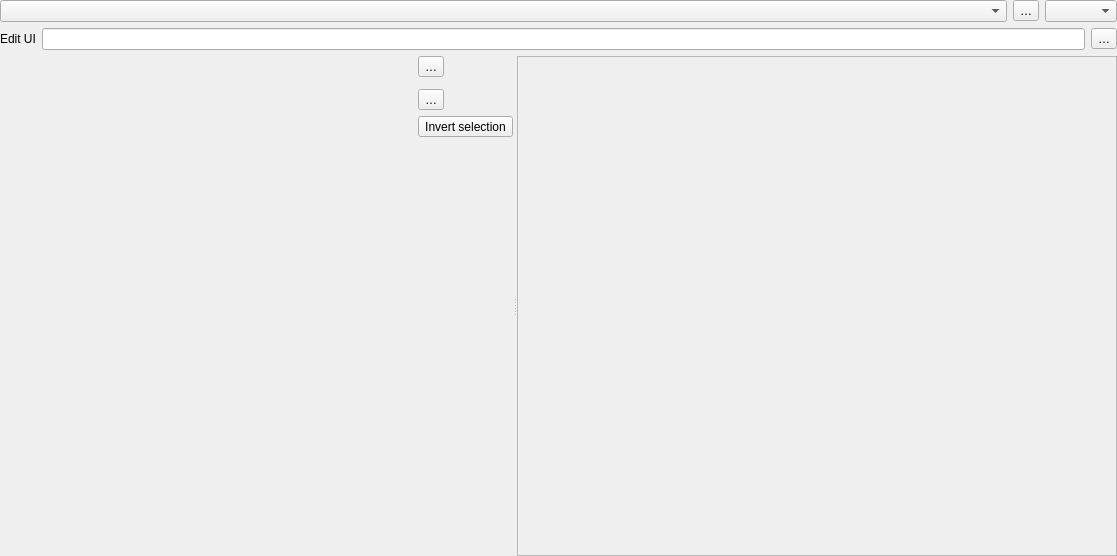
The window that src/ui/qgsattributesformproperties.ui (nextgis/nextgisqgis) describes before a commit, drawn with Qt 5.
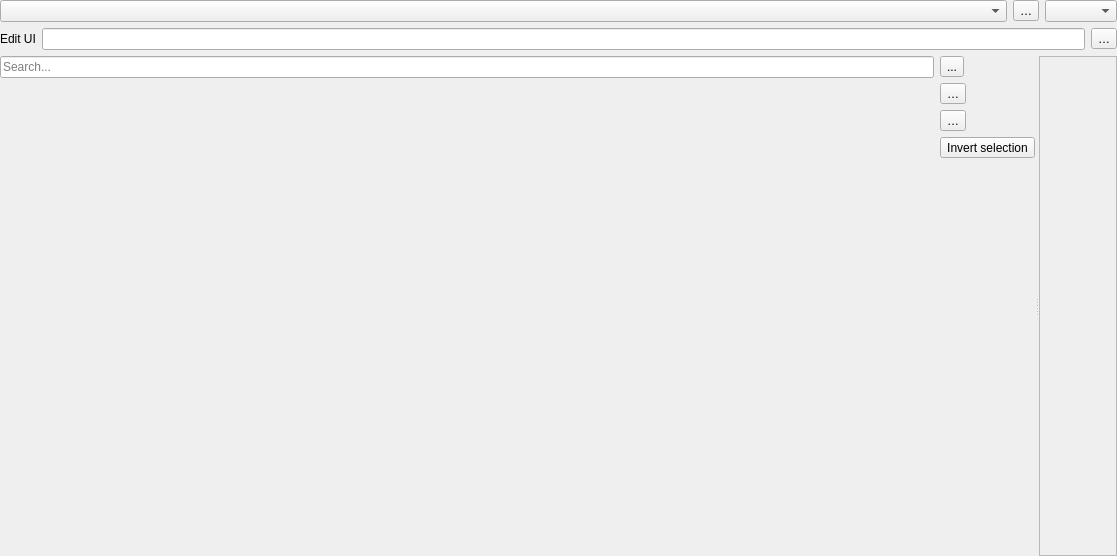
The same window after the commit. Icons and pictures are not drawn. Custom widgets are drawn as their Qt base class.

```diff
--- a/src/ui/qgsattributesformproperties.ui
+++ b/src/ui/qgsattributesformproperties.ui
@@ -136,68 +136,98 @@
        <property name="bottomMargin">
         <number>0</number>
        </property>
-       <item row="0" column="1" rowspan="7">
-        <widget class="QWidget" name="mFormLayoutWidget" native="true">
-         <property name="minimumSize">
-          <size>
-           <width>200</width>
-           <height>0</height>
-          </size>
-         </property>
-        </widget>
-       </item>
-       <item row="4" column="2">
-        <spacer name="verticalSpacer">
-         <property name="orientation">
-          <enum>Qt::Vertical</enum>
-         </property>
-         <property name="sizeHint" stdset="0">
-          <size>
-           <width>20</width>
-           <height>40</height>
-          </size>
-         </property>
-        </spacer>
-       </item>
-       <item row="0" column="0" rowspan="7">
-        <widget class="QWidget" name="mAvailableWidgetsWidget" native="true">
-         <property name="minimumSize">
-          <size>
-           <width>200</width>
-           <height>0</height>
-          </size>
+       <item row="0" column="0">
+        <layout class="QHBoxLayout" name="searchBarLayout">
+         <item>
+          <widget class="QgsFilterLineEdit" name="mSearchLineEdit">
+           <property name="sizePolicy">
+            <sizepolicy hsizetype="Expanding" vsizetype="Fixed">
+             <horstretch>0</horstretch>
+             <verstretch>0</verstretch>
+            </sizepolicy>
+           </property>
+           <property name="placeholderText">
+            <string>Search...</string>
+           </property>
+           <property name="showSearchIcon">
+            <bool>true</bool>
+           </property>
+           <property name="qgisRelation" stdset="0">
+            <string notr="true"/>
          </property>
         </widget>
        </item>
-       <item row="2" column="2">
-        <widget class="QToolButton" name="mRemoveTabOrGroupButton">
-         <property name="text">
-          <string>…</string>
+        </layout>
+       </item>
+       <item row="0" column="1" rowspan="2">
+        <layout class="QVBoxLayout" name="verticalLayout">
+         <property name="sizeConstraint">
+          <enum>QLayout::SetDefaultConstraint</enum>
          </property>
+         <item>
+          <widget class="QToolButton" name="mShowAliasesButton">
          <property name="toolTip">
-          <string>Remove selected item(s) from the form layout</string>
+            <string>Show field aliases instead of names</string>
+           </property>
+           <property name="text">
+            <string>...</string>
          </property>
          <property name="icon">
           <iconset resource="../../images/images.qrc">
-           <normaloff>:/images/themes/default/symbologyRemove.svg</normaloff>:/images/themes/default/symbologyRemove.svg</iconset>
+             <normaloff>:/images/themes/default/mToggleAliases.svg</normaloff>:/images/themes/default/mToggleAliases.svg</iconset>
+           </property>
+           <property name="iconSize">
+            <size>
+             <width>20</width>
+             <height>20</height>
+            </size>
+           </property>
+           <property name="checkable">
+            <bool>true</bool>
          </property>
         </widget>
        </item>
-       <item row="0" column="2">
-        <widget class="QToolButton" name="mAddTabOrGroupButton">
-         <property name="text">
-          <string>…</string>
-         </property>
+         <item>
+          <widget class="QToolButton" name="mAddContainerButton">
          <property name="toolTip">
           <string>Add a new tab or group to the form layout</string>
          </property>
+           <property name="text">
+            <string>…</string>
+           </property>
          <property name="icon">
           <iconset resource="../../images/images.qrc">
            <normaloff>:/images/themes/default/symbologyAdd.svg</normaloff>:/images/themes/default/symbologyAdd.svg</iconset>
          </property>
-        </widget>
-       </item>
-       <item row="3" column="2">
+           <property name="iconSize">
+            <size>
+             <width>20</width>
+             <height>20</height>
+            </size>
+           </property>
+          </widget>
+         </item>
+         <item>
+          <widget class="QToolButton" name="mRemoveLayoutItemButton">
+           <property name="toolTip">
+            <string>Remove selected item(s) from the form layout</string>
+           </property>
+           <property name="text">
+            <string>…</string>
+           </property>
+           <property name="icon">
+            <iconset resource="../../images/images.qrc">
+             <normaloff>:/images/themes/default/symbologyRemove.svg</normaloff>:/images/themes/default/symbologyRemove.svg</iconset>
+           </property>
+           <property name="iconSize">
+            <size>
+             <width>20</width>
+             <height>20</height>
+            </size>
+           </property>
+          </widget>
+         </item>
+         <item>
         <widget class="QToolButton" name="mInvertSelectionButton">
          <property name="toolTip">
           <string>Invert selection</string>
@@ -209,16 +239,92 @@
           <iconset resource="../../images/images.qrc">
            <normaloff>:/images/themes/default/mActionInvertSelection.svg</normaloff>:/images/themes/default/mActionInvertSelection.svg</iconset>
          </property>
-        </widget>
+           <property name="iconSize">
+            <size>
+             <width>20</width>
+             <height>20</height>
+            </size>
+           </property>
+          </widget>
+         </item>
+         <item>
+          <spacer name="verticalSpacer">
+           <property name="orientation">
+            <enum>Qt::Vertical</enum>
+           </property>
+           <property name="sizeHint" stdset="0">
+            <size>
+             <width>0</width>
+             <height>40</height>
+            </size>
+           </property>
+          </spacer>
+         </item>
+        </layout>
+       </item>
+       <item row="1" column="0">
+        <layout class="QHBoxLayout" name="horizontalLayout_3">
+         <property name="spacing">
+          <number>0</number>
+         </property>
+         <item>
+          <widget class="QWidget" name="mAvailableWidgetsWidget" native="true">
+           <property name="sizePolicy">
+            <sizepolicy hsizetype="Expanding" vsizetype="Expanding">
+             <horstretch>0</horstretch>
+             <verstretch>0</verstretch>
+            </sizepolicy>
+           </property>
+           <property name="minimumSize">
+            <size>
+             <width>200</width>
+             <height>0</height>
+            </size>
+           </property>
+          </widget>
+         </item>
+         <item>
+          <spacer name="mTreeViewHorizontalSpacer">
+           <property name="orientation">
+            <enum>Qt::Horizontal</enum>
+           </property>
+           <property name="sizeType">
+            <enum>QSizePolicy::Fixed</enum>
+           </property>
+           <property name="sizeHint" stdset="0">
+            <size>
+             <width>6</width>
+             <height>20</height>
+            </size>
+           </property>
+          </spacer>
+         </item>
+         <item>
+          <widget class="QWidget" name="mFormLayoutWidget" native="true">
+           <property name="sizePolicy">
+            <sizepolicy hsizetype="Expanding" vsizetype="Expanding">
+             <horstretch>0</horstretch>
+             <verstretch>0</verstretch>
+            </sizepolicy>
+           </property>
+           <property name="minimumSize">
+            <size>
+             <width>200</width>
+             <height>0</height>
+            </size>
+           </property>
+          </widget>
+         </item>
+        </layout>
        </item>
       </layout>
      </widget>
      <widget class="QgsScrollArea" name="scrollArea_2">
-      <property name="minimumSize">
-       <size>
-        <width>600</width>
-        <height>0</height>
-       </size>
+      <property name="sizePolicy">
+       <sizepolicy hsizetype="Expanding" vsizetype="Expanding">
+        <horstretch>0</horstretch>
+        <verstretch>0</verstretch>
+       </sizepolicy>
       </property>
       <property name="widgetResizable">
        <bool>true</bool>
@@ -228,13 +334,19 @@
         <rect>
          <x>0</x>
          <y>0</y>
-         <width>598</width>
-         <height>492</height>
+         <width>86</width>
+         <height>488</height>
         </rect>
        </property>
        <layout class="QGridLayout" name="gridLayout_4">
         <item row="0" column="0">
          <widget class="QWidget" name="mAttributeTypeFrame" native="true">
+          <property name="sizePolicy">
+           <sizepolicy hsizetype="Expanding" vsizetype="Expanding">
+            <horstretch>0</horstretch>
+            <verstretch>0</verstretch>
+           </sizepolicy>
+          </property>
           <layout class="QGridLayout" name="gridLayout_2"/>
          </widget>
         </item>
@@ -246,6 +358,11 @@
   </layout>
  </widget>
  <customwidgets>
+  <customwidget>
+   <class>QgsFilterLineEdit</class>
+   <extends>QLineEdit</extends>
+   <header>qgsfilterlineedit.h</header>
+  </customwidget>
   <customwidget>
    <class>QgsScrollArea</class>
    <extends>QScrollArea</extends>
```
Left out of the diff: 18 changed lines with no effect on the pictures. Lines whose indentation alone changed are shown as unchanged.
